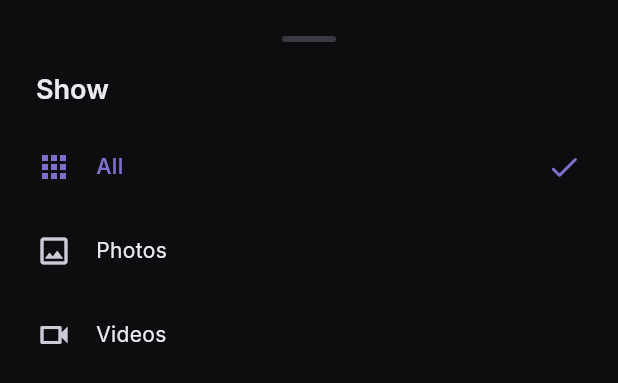
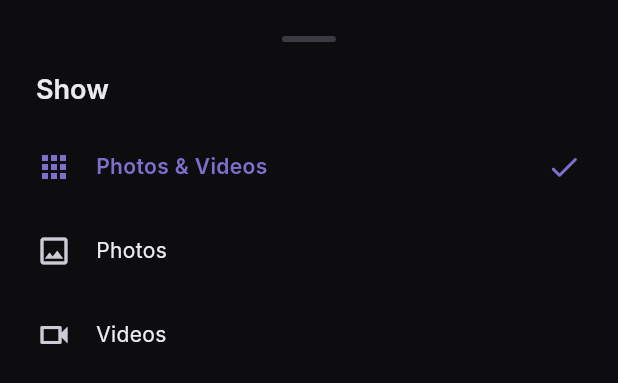
Before and after one commit to DON2604/homelab, a Flutter app: the _FilterSheet widget shown alone on an empty page, opened directly, on a phone screen of 412 x 824 dp. Shown: the top 383 px of the screen. Run offline on Flutter 3.47's test engine with Material 3 defaults, Android fonts, the phone set to English and light mode, and no system bars; our stand-ins replace cached_network_image, flutter_riverpod, google_fonts, photo_view, shimmer, video_player; network calls fail.

Commit message:
feat: implement gallery screen with media filtering and remote data fetching architecture

````diff
--- a/homelab_mobile/lib/features/gallery/presentation/providers/media_provider.dart
+++ b/homelab_mobile/lib/features/gallery/presentation/providers/media_provider.dart
@@ -3,6 +3,28 @@ import 'package:homelab_mobile/core/constants/api_constants.dart';
 import 'package:homelab_mobile/features/gallery/domain/models/media_item.dart';
 import 'package:homelab_mobile/features/gallery/domain/repositories/media_repository.dart';
 import 'package:homelab_mobile/features/gallery/presentation/providers/provider_overrides.dart';
+
+// ── Filter enum ───────────────────────────────────────────────────────────────
+
+/// Represents the active media type filter.
+enum MediaFilter {
+  all,
+  images,
+  videos;
+
+  /// The value forwarded to the server as `filter_type`, or `null` for all.
+  String? get queryValue => switch (this) {
+        MediaFilter.all => null,
+        MediaFilter.images => 'image',
+        MediaFilter.videos => 'video',
+      };
+
+  String get label => switch (this) {
+        MediaFilter.all => 'Photos & Videos',
+        MediaFilter.images => 'Photos',
+        MediaFilter.videos => 'Videos',
+      };
+}
 
 // ── State ─────────────────────────────────────────────────────────────────────
 
@@ -13,6 +35,7 @@ class MediaState {
     this.total = 0,
     this.isLoadingMore = false,
     this.hasMore = true,
+    this.activeFilter = MediaFilter.all,
     this.error,
   });
 
@@ -20,6 +43,7 @@ class MediaState {
   final int total;
   final bool isLoadingMore;
   final bool hasMore;
+  final MediaFilter activeFilter;
   final String? error;
 
   int get currentSkip => items.length;
@@ -29,6 +53,7 @@ class MediaState {
     int? total,
     bool? isLoadingMore,
     bool? hasMore,
+    MediaFilter? activeFilter,
     String? error,
   }) {
     return MediaState(
@@ -36,6 +61,7 @@ class MediaState {
       total: total ?? this.total,
       isLoadingMore: isLoadingMore ?? this.isLoadingMore,
       hasMore: hasMore ?? this.hasMore,
+      activeFilter: activeFilter ?? this.activeFilter,
       error: error,
     );
   }
@@ -43,11 +69,12 @@ class MediaState {
 
 // ── Notifier ──────────────────────────────────────────────────────────────────
 
-/// Manages gallery media list with pagination.
+/// Manages gallery media list with pagination and server-side type filtering.
 ///
 /// Usage:
 /// ```dart
 /// final state = ref.watch(mediaNotifierProvider);
+/// ref.read(mediaNotifierProvider.notifier).setFilter(MediaFilter.videos);
 /// ref.read(mediaNotifierProvider.notifier).loadMore();
 /// ```
 class MediaNotifier extends AsyncNotifier<MediaState> {
@@ -56,15 +83,23 @@ class MediaNotifier extends AsyncNotifier<MediaState> {
   @override
   Future<MediaState> build() async {
     _repository = ref.watch(mediaRepositoryProvider);
-    return _fetchFirstPage();
+    return _fetchFirstPage(filter: MediaFilter.all);
   }
 
   // ── Public API ────────────────────────────────────────────────────────
 
-  /// Refreshes the list from the beginning.
+  /// Applies a new filter and reloads items from page 1.
+  Future<void> setFilter(MediaFilter filter) async {
+    state = const AsyncLoading();
+    state = await AsyncValue.guard(() => _fetchFirstPage(filter: filter));
+  }
+
+  /// Refreshes the list from the beginning, keeping the current filter.
   Future<void> refresh() async {
+    final current = state.valueOrNull;
+    final filter = current?.activeFilter ?? MediaFilter.all;
     state = const AsyncLoading();
-    state = await AsyncValue.guard(() => _fetchFirstPage());
+    state = await AsyncValue.guard(() => _fetchFirstPage(filter: filter));
   }
 
   /// Appends the next page of items if more are available.
@@ -79,6 +114,7 @@ class MediaNotifier extends AsyncNotifier<MediaState> {
       final page = await _repository.getMedia(
         skip: current.currentSkip,
         limit: ApiConstants.defaultPageSize,
+        filterType: current.activeFilter.queryValue,
       );
 
       final updated = current.copyWith(
@@ -101,15 +137,17 @@ class MediaNotifier extends AsyncNotifier<MediaState> {
 
   // ── Private helpers ───────────────────────────────────────────────────
 
-  Future<MediaState> _fetchFirstPage() async {
+  Future<MediaState> _fetchFirstPage({required MediaFilter filter}) async {
     final page = await _repository.getMedia(
       skip: 0,
       limit: ApiConstants.defaultPageSize,
+      filterType: filter.queryValue,
     );
     return MediaState(
       items: page.items,
       total: page.total,
       hasMore: page.hasMore,
+      activeFilter: filter,
     );
   }
 }
--- a/homelab_mobile/lib/features/gallery/presentation/screens/gallery_screen.dart
+++ b/homelab_mobile/lib/features/gallery/presentation/screens/gallery_screen.dart
@@ -15,6 +15,8 @@ class GalleryScreen extends ConsumerWidget {
   Widget build(BuildContext context, WidgetRef ref) {
     final asyncState = ref.watch(mediaNotifierProvider);
     final total = asyncState.valueOrNull?.total ?? 0;
+    final activeFilter =
+        asyncState.valueOrNull?.activeFilter ?? MediaFilter.all;
 
     return Scaffold(
       backgroundColor: AppTheme.background,
@@ -25,7 +27,11 @@ class GalleryScreen extends ConsumerWidget {
         onRefresh: () => ref.read(mediaNotifierProvider.notifier).refresh(),
         child: NestedScrollView(
           headerSliverBuilder: (context, innerBoxIsScrolled) => [
-            _GalleryAppBar(total: total, innerBoxIsScrolled: innerBoxIsScrolled),
+            _GalleryAppBar(
+              total: total,
+              innerBoxIsScrolled: innerBoxIsScrolled,
+              activeFilter: activeFilter,
+            ),
           ],
           body: const MediaGrid(),
         ),
@@ -36,18 +42,21 @@ class GalleryScreen extends ConsumerWidget {
 
 // ── App Bar ───────────────────────────────────────────────────────────────────
 
-class _GalleryAppBar extends StatelessWidget {
+class _GalleryAppBar extends ConsumerWidget {
   const _GalleryAppBar({
     required this.total,
     required this.innerBoxIsScrolled,
+    required this.activeFilter,
   });
 
   final int total;
   final bool innerBoxIsScrolled;
+  final MediaFilter activeFilter;
 
   @override
-  Widget build(BuildContext context) {
+  Widget build(BuildContext context, WidgetRef ref) {
     final theme = Theme.of(context);
+    final isFiltered = activeFilter != MediaFilter.all;
 
     return SliverAppBar(
       pinned: true,
@@ -78,7 +87,7 @@ class _GalleryAppBar extends StatelessWidget {
               crossAxisAlignment: CrossAxisAlignment.start,
               children: [
                 Text(
-                  'Photos',
+                  activeFilter.label,
                   style: theme.textTheme.displayLarge?.copyWith(fontSize: 28),
                 ),
                 if (total > 0)
@@ -92,42 +101,57 @@ class _GalleryAppBar extends StatelessWidget {
         ),
       ),
       actions: [
+        // Show a highlighted filter icon when a filter is active
         IconButton(
-          icon: const Icon(Icons.filter_list_rounded),
+          icon: Badge(
+            isLabelVisible: isFiltered,
+            backgroundColor: AppTheme.accent,
+            smallSize: 8,
+            child: const Icon(Icons.filter_list_rounded),
+          ),
           tooltip: 'Filter',
-          onPressed: () => _showFilterSheet(context),
+          onPressed: () => _showFilterSheet(context, ref),
         ),
         const SizedBox(width: 4),
       ],
     );
   }
 
-  void _showFilterSheet(BuildContext context) {
+  void _showFilterSheet(BuildContext context, WidgetRef ref) {
     showModalBottomSheet(
       context: context,
       backgroundColor: AppTheme.surface,
       shape: const RoundedRectangleBorder(
         borderRadius: BorderRadius.vertical(top: Radius.circular(20)),
       ),
-      builder: (_) => const _FilterSheet(),
+      builder: (_) => ProviderScope(
+        // Share the parent scope so the sheet can read/write the same provider
+        parent: ProviderScope.containerOf(context),
+        child: const _FilterSheet(),
+      ),
     );
   }
 }
 
-// ── Filter bottom sheet (placeholder) ────────────────────────────────────────
+// ── Filter bottom sheet ───────────────────────────────────────────────────────
 
-class _FilterSheet extends StatelessWidget {
+class _FilterSheet extends ConsumerWidget {
   const _FilterSheet();
 
   @override
-  Widget build(BuildContext context) {
+  Widget build(BuildContext context, WidgetRef ref) {
     final theme = Theme.of(context);
+    final asyncState = ref.watch(mediaNotifierProvider);
+    final activeFilter =
+        asyncState.valueOrNull?.activeFilter ?? MediaFilter.all;
+
     return Padding(
       padding: const EdgeInsets.all(24),
       child: Column(
         mainAxisSize: MainAxisSize.min,
         crossAxisAlignment: CrossAxisAlignment.start,
         children: [
+          // Drag handle
           Center(
             child: Container(
               width: 36,
@@ -141,15 +165,18 @@ class _FilterSheet extends StatelessWidget {
           const SizedBox(height: 20),
           Text('Show', style: theme.textTheme.titleLarge),
           const SizedBox(height: 12),
-          _FilterChip(label: 'All', selected: true, icon: Icons.apps_rounded),
-          _FilterChip(
-              label: 'Photos',
-              selected: false,
-              icon: Icons.image_outlined),
-          _FilterChip(
-              label: 'Videos',
-              selected: false,
-              icon: Icons.videocam_outlined),
+          ...MediaFilter.values.map(
+            (filter) => _FilterTile(
+              filter: filter,
+              isSelected: filter == activeFilter,
+              onTap: () {
+                ref
+                    .read(mediaNotifierProvider.notifier)
+                    .setFilter(filter);
+                Navigator.pop(context);
+              },
+            ),
+          ),
           const SizedBox(height: 16),
         ],
       ),
@@ -157,37 +184,44 @@ class _FilterSheet extends StatelessWidget {
   }
 }
 
-class _FilterChip extends StatelessWidget {
-  const _FilterChip({
-    required this.label,
-    required this.selected,
-    required this.icon,
+// ── Individual filter row ─────────────────────────────────────────────────────
+
+class _FilterTile extends StatelessWidget {
+  const _FilterTile({
+    required this.filter,
+    required this.isSelected,
+    required this.onTap,
   });
 
-  final String label;
-  final bool selected;
-  final IconData icon;
+  final MediaFilter filter;
+  final bool isSelected;
+  final VoidCallback onTap;
+
+  IconData get _icon => switch (filter) {
+        MediaFilter.all => Icons.apps_rounded,
+        MediaFilter.images => Icons.image_outlined,
+        MediaFilter.videos => Icons.videocam_outlined,
+      };
 
   @override
   Widget build(BuildContext context) {
     return ListTile(
       contentPadding: EdgeInsets.zero,
       leading: Icon(
-        icon,
-        color: selected ? AppTheme.accent : AppTheme.onSurface,
+        _icon,
+        color: isSelected ? AppTheme.accent : AppTheme.onSurface,
       ),
       title: Text(
-        label,
+        filter.label,
         style: Theme.of(context).textTheme.bodyMedium?.copyWith(
-              color: selected ? AppTheme.accent : AppTheme.onBackground,
-              fontWeight:
-                  selected ? FontWeight.w600 : FontWeight.normal,
+              color: isSelected ? AppTheme.accent : AppTheme.onBackground,
+              fontWeight: isSelected ? FontWeight.w600 : FontWeight.normal,
             ),
       ),
-      trailing: selected
+      trailing: isSelected
           ? Icon(Icons.check_rounded, color: AppTheme.accent)
           : null,
-      onTap: () => Navigator.pop(context),
+      onTap: onTap,
     );
   }
 }
--- a/homelab_mobile/lib/main.dart
+++ b/homelab_mobile/lib/main.dart
@@ -14,6 +14,7 @@ void main() {
       statusBarIconBrightness: Brightness.light,
       systemNavigationBarColor: Colors.black,
       systemNavigationBarIconBrightness: Brightness.light,
+
     ),
   );
 
````
Also changed, not shown: homelab_mobile/lib/core/constants/api_constants.dart (+10 -4 lines), homelab_mobile/lib/features/gallery/data/datasources/media_remote_datasource.dart (+11 -3 lines), homelab_mobile/lib/features/gallery/data/repositories/media_repository_impl.dart (+10 -2 lines), homelab_mobile/lib/features/gallery/domain/repositories/media_repository.dart (+6 -1 lines).
